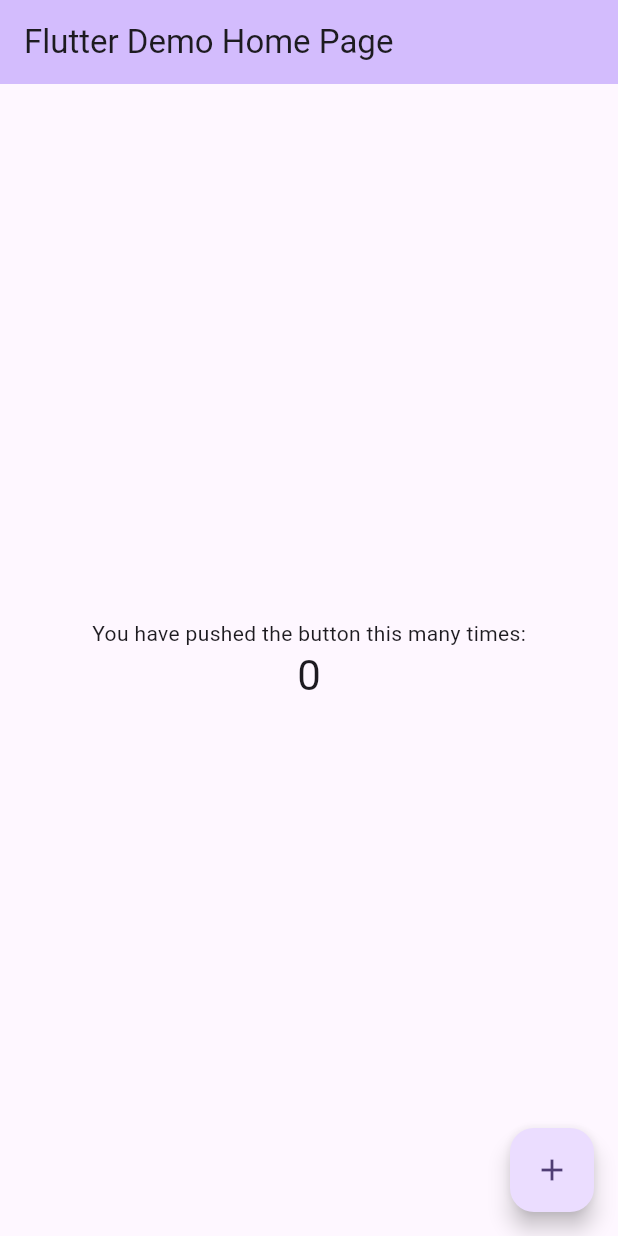
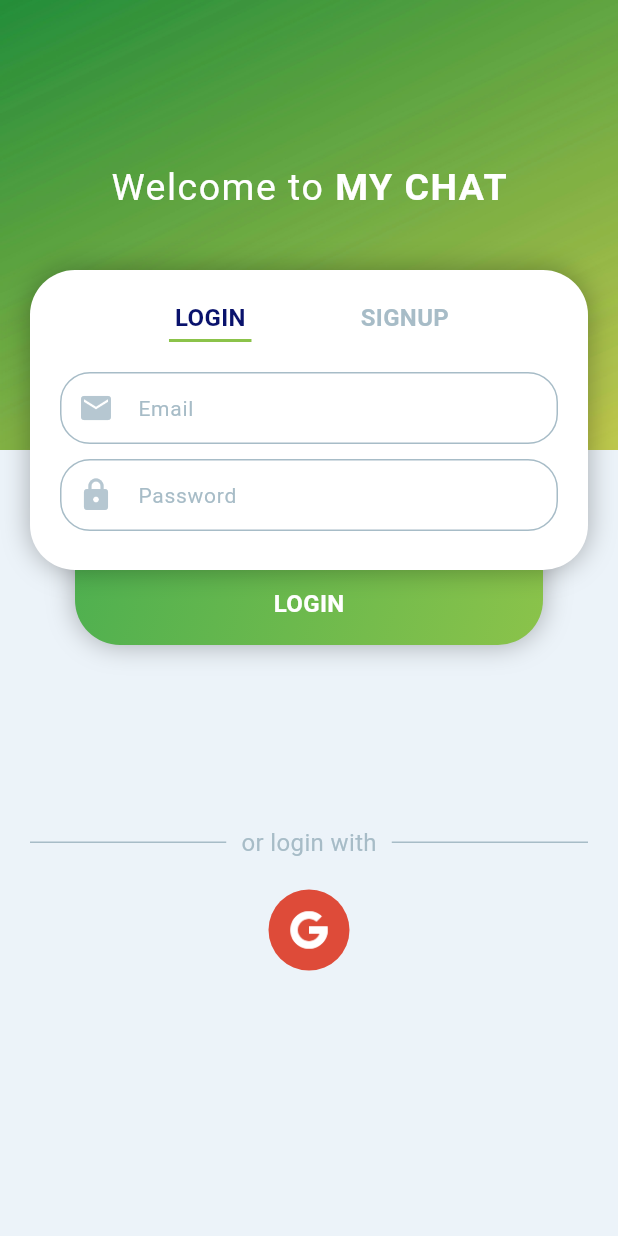
Before and after one commit to woojump/chat_app, a Flutter app: the screen it shows after launch, on a phone screen of 412 x 824 dp. Run offline on Flutter 3.47's test engine with Material 3 defaults, Android fonts, the phone set to English and light mode, and no system bars.

Commit message:
Feat: 로그인 페이지 레이아웃 구현

```diff
--- /dev/null
+++ b/lib/config/palette.dart
@@ -0,0 +1,11 @@
+import 'package:flutter/painting.dart';
+
+class Palette {
+  static const Color iconColor = Color(0xFFB6C7D1);
+  static const Color activeColor = Color(0xFF09126C);
+  static const Color textColor1 = Color(0XFFA7BCC7);
+  static const Color textColor2 = Color(0XFF9BB3C0);
+  static const Color facebookColor = Color(0xFF3B5999);
+  static const Color googleColor = Color(0xFFDE4B39);
+  static const Color backgroundColor = Color(0xFFECF3F9);
+}
--- a/lib/main.dart
+++ b/lib/main.dart
@@ -1,125 +1,16 @@
+import 'package:chat_app/screens/login_signup_screen.dart';
 import 'package:flutter/material.dart';
 
-void main() {
-  runApp(const MyApp());
-}
+void main() => runApp(const MyApp());
 
 class MyApp extends StatelessWidget {
   const MyApp({super.key});
 
-  // This widget is the root of your application.
   @override
   Widget build(BuildContext context) {
-    return MaterialApp(
-      title: 'Flutter Demo',
-      theme: ThemeData(
-        // This is the theme of your application.
-        //
-        // TRY THIS: Try running your application with "flutter run". You'll see
-        // the application has a purple toolbar. Then, without quitting the app,
-        // try changing the seedColor in the colorScheme below to Colors.green
-        // and then invoke "hot reload" (save your changes or press the "hot
-        // reload" button in a Flutter-supported IDE, or press "r" if you used
-        // the command line to start the app).
-        //
-        // Notice that the counter didn't reset back to zero; the application
-        // state is not lost during the reload. To reset the state, use hot
-        // restart instead.
-        //
-        // This works for code too, not just values: Most code changes can be
-        // tested with just a hot reload.
-        colorScheme: ColorScheme.fromSeed(seedColor: Colors.deepPurple),
-        useMaterial3: true,
-      ),
-      home: const MyHomePage(title: 'Flutter Demo Home Page'),
+    return const MaterialApp(
+      title: 'Chat app',
+      home: LoginSignupScreen(),
     );
   }
 }
-
-class MyHomePage extends StatefulWidget {
-  const MyHomePage({super.key, required this.title});
-
-  // This widget is the home page of your application. It is stateful, meaning
-  // that it has a State object (defined below) that contains fields that affect
-  // how it looks.
-
-  // This class is the configuration for the state. It holds the values (in this
-  // case the title) provided by the parent (in this case the App widget) and
-  // used by the build method of the State. Fields in a Widget subclass are
-  // always marked "final".
-
-  final String title;
-
-  @override
-  State<MyHomePage> createState() => _MyHomePageState();
-}
-
-class _MyHomePageState extends State<MyHomePage> {
-  int _counter = 0;
-
-  void _incrementCounter() {
-    setState(() {
-      // This call to setState tells the Flutter framework that something has
-      // changed in this State, which causes it to rerun the build method below
-      // so that the display can reflect the updated values. If we changed
-      // _counter without calling setState(), then the build method would not be
-      // called again, and so nothing would appear to happen.
-      _counter++;
-    });
-  }
-
-  @override
-  Widget build(BuildContext context) {
-    // This method is rerun every time setState is called, for instance as done
-    // by the _incrementCounter method above.
-    //
-    // The Flutter framework has been optimized to make rerunning build methods
-    // fast, so that you can just rebuild anything that needs updating rather
-    // than having to individually change instances of widgets.
-    return Scaffold(
-      appBar: AppBar(
-        // TRY THIS: Try changing the color here to a specific color (to
-        // Colors.amber, perhaps?) and trigger a hot reload to see the AppBar
-        // change color while the other colors stay the same.
-        backgroundColor: Theme.of(context).colorScheme.inversePrimary,
-        // Here we take the value from the MyHomePage object that was created by
-        // the App.build method, and use it to set our appbar title.
-        title: Text(widget.title),
-      ),
-      body: Center(
-        // Center is a layout widget. It takes a single child and positions it
-        // in the middle of the parent.
-        child: Column(
-          // Column is also a layout widget. It takes a list of children and
-          // arranges them vertically. By default, it sizes itself to fit its
-          // children horizontally, and tries to be as tall as its parent.
-          //
-          // Column has various properties to control how it sizes itself and
-          // how it positions its children. Here we use mainAxisAlignment to
-          // center the children vertically; the main axis here is the vertical
-          // axis because Columns are vertical (the cross axis would be
-          // horizontal).
-          //
-          // TRY THIS: Invoke "debug painting" (choose the "Toggle Debug Paint"
-          // action in the IDE, or press "p" in the console), to see the
-          // wireframe for each widget.
-          mainAxisAlignment: MainAxisAlignment.center,
-          children: <Widget>[
-            const Text(
-              'You have pushed the button this many times:',
-            ),
-            Text(
-              '$_counter',
-              style: Theme.of(context).textTheme.headlineMedium,
-            ),
-          ],
-        ),
-      ),
-      floatingActionButton: FloatingActionButton(
-        onPressed: _incrementCounter,
-        tooltip: 'Increment',
-        child: const Icon(Icons.add),
-      ), // This trailing comma makes auto-formatting nicer for build methods.
-    );
-  }
-}
--- /dev/null
+++ b/lib/screens/login_signup_screen.dart
@@ -0,0 +1,398 @@
+import 'package:chat_app/config/palette.dart';
+import 'package:flutter/material.dart';
+
+class LoginSignupScreen extends StatefulWidget {
+  const LoginSignupScreen({super.key});
+
+  @override
+  State<LoginSignupScreen> createState() => _LoginSignupScreenState();
+}
+
+class _LoginSignupScreenState extends State<LoginSignupScreen> {
+  bool isSignupScreen = false;
+
+  @override
+  Widget build(BuildContext context) {
+    return Scaffold(
+      backgroundColor: Palette.backgroundColor,
+      body: Stack(
+        children: [
+          Positioned(
+            top: 0.0,
+            left: 0.0,
+            right: 0.0,
+            child: Container(
+              height: 300.0,
+              padding: const EdgeInsets.only(bottom: 50.0),
+              decoration: const BoxDecoration(
+                image: DecorationImage(
+                  image: AssetImage('assets/background.jpeg'),
+                  fit: BoxFit.fill,
+                ),
+              ),
+              child: Center(
+                child: RichText(
+                  text: const TextSpan(
+                    text: 'Welcome to ',
+                    style: TextStyle(
+                      letterSpacing: 1.0,
+                      fontSize: 25.0,
+                      color: Colors.white,
+                    ),
+                    children: [
+                      TextSpan(
+                        text: 'MY CHAT',
+                        style: TextStyle(
+                          letterSpacing: 1.0,
+                          fontSize: 25.0,
+                          color: Colors.white,
+                          fontWeight: FontWeight.bold,
+                        ),
+                      ),
+                    ],
+                  ),
+                ),
+              ),
+            ),
+          ),
+          AnimatedPositioned(
+            duration: const Duration(milliseconds: 200),
+            curve: Curves.easeIn,
+            top: isSignupScreen ? 390.0 : 330.0,
+            left: 0.0,
+            right: 0.0,
+            child: Center(
+              child: Container(
+                padding: const EdgeInsets.only(top: 45.0),
+                height: 100.0,
+                width: MediaQuery.of(context).size.width - 100,
+                decoration: BoxDecoration(
+                  gradient: const LinearGradient(
+                    colors: [
+                      Colors.green,
+                      Colors.lightGreen,
+                    ],
+                    begin: Alignment.topLeft,
+                    end: Alignment.bottomRight,
+                  ),
+                  borderRadius: BorderRadius.circular(30.0),
+                  boxShadow: [
+                    BoxShadow(
+                      color: Colors.black.withOpacity(0.3),
+                      blurRadius: 15.0,
+                    ),
+                  ],
+                ),
+                child: Center(
+                  child: Text(
+                    isSignupScreen ? 'SIGN UP' : 'LOGIN',
+                    style: const TextStyle(
+                      fontSize: 16.0,
+                      fontWeight: FontWeight.bold,
+                      color: Colors.white,
+                    ),
+                  ),
+                ),
+              ),
+            ),
+          ),
+          AnimatedPositioned(
+            duration: const Duration(milliseconds: 200),
+            curve: Curves.easeIn,
+            top: 180.0,
+            child: AnimatedContainer(
+              duration: const Duration(milliseconds: 200),
+              curve: Curves.easeIn,
+              padding: const EdgeInsets.all(20.0),
+              height: isSignupScreen ? 260.0 : 200.0,
+              width: MediaQuery.of(context).size.width - 40,
+              margin: const EdgeInsets.symmetric(horizontal: 20.0),
+              decoration: BoxDecoration(
+                color: Colors.white,
+                borderRadius: BorderRadius.circular(30.0),
+                boxShadow: [
+                  BoxShadow(
+                    color: Colors.black.withOpacity(0.3),
+                    blurRadius: 15.0,
+                  ),
+                ],
+              ),
+              child: Column(
+                children: [
+                  Row(
+                    mainAxisAlignment: MainAxisAlignment.spaceEvenly,
+                    children: [
+                      GestureDetector(
+                        onTap: () {
+                          setState(() {
+                            isSignupScreen = false;
+                          });
+                        },
+                        child: Column(
+                          children: [
+                            Text(
+                              'LOGIN',
+                              style: TextStyle(
+                                fontSize: 16.0,
+                                fontWeight: FontWeight.bold,
+                                color: !isSignupScreen
+                                    ? Palette.activeColor
+                                    : Palette.textColor1,
+                              ),
+                            ),
+                            Container(
+                              margin: const EdgeInsets.only(top: 3.0),
+                              height: 2.0,
+                              width: 55.0,
+                              color: !isSignupScreen
+                                  ? Colors.lightGreen
+                                  : Colors.lightGreen.withOpacity(0.0),
+                            ),
+                          ],
+                        ),
+                      ),
+                      GestureDetector(
+                        onTap: () {
+                          setState(() {
+                            isSignupScreen = true;
+                          });
+                        },
+                        child: Column(
+                          children: [
+                            Text(
+                              'SIGNUP',
+                              style: TextStyle(
+                                fontSize: 16.0,
+                                fontWeight: FontWeight.bold,
+                                color: isSignupScreen
+                                    ? Palette.activeColor
+                                    : Palette.textColor1,
+                              ),
+                            ),
+                            Container(
+                              margin: const EdgeInsets.only(top: 3.0),
+                              height: 2.0,
+                              width: 55.0,
+                              color: isSignupScreen
+                                  ? Colors.lightGreen
+                                  : Colors.lightGreen.withOpacity(0.0),
+                            ),
+                          ],
+                        ),
+                      ),
+                    ],
+                  ),
+                  if (!isSignupScreen)
+                    Container(
+                      margin: const EdgeInsets.only(top: 20.0),
+                      child: Form(
+                        child: Column(
+                          children: [
+                            TextFormField(
+                              decoration: InputDecoration(
+                                prefixIcon: const Icon(
+                                  Icons.email,
+                                  color: Palette.iconColor,
+                                ),
+                                enabledBorder: OutlineInputBorder(
+                                  borderSide: const BorderSide(
+                                    color: Palette.textColor1,
+                                  ),
+                                  borderRadius: BorderRadius.circular(20.0),
+                                ),
+                                focusedBorder: OutlineInputBorder(
+                                  borderSide: const BorderSide(
+                                    color: Palette.textColor1,
+                                  ),
+                                  borderRadius: BorderRadius.circular(20.0),
+                                ),
+                                hintText: 'Email',
+                                hintStyle: const TextStyle(
+                                  fontSize: 14.0,
+                                  color: Palette.textColor1,
+                                ),
+                                contentPadding: const EdgeInsets.all(10.0),
+                              ),
+                            ),
+                            const SizedBox(
+                              height: 10.0,
+                            ),
+                            TextFormField(
+                              decoration: InputDecoration(
+                                prefixIcon: const Icon(
+                                  Icons.lock,
+                                  color: Palette.iconColor,
+                                ),
+                                enabledBorder: OutlineInputBorder(
+                                  borderSide: const BorderSide(
+                                    color: Palette.textColor1,
+                                  ),
+                                  borderRadius: BorderRadius.circular(20.0),
+                                ),
+                                focusedBorder: OutlineInputBorder(
+                                  borderSide: const BorderSide(
+                                    color: Palette.textColor1,
+                                  ),
+                                  borderRadius: BorderRadius.circular(20.0),
+                                ),
+                                hintText: 'Password',
+                                hintStyle: const TextStyle(
+                                  fontSize: 14.0,
+                                  color: Palette.textColor1,
+                                ),
+                                contentPadding: const EdgeInsets.all(10.0),
+                              ),
+                            ),
+                          ],
+                        ),
+                      ),
+                    ),
+                  if (isSignupScreen)
+                    Container(
+                      margin: const EdgeInsets.only(top: 20.0),
+                      child: Form(
+                        child: Column(
+                          children: [
+                            TextFormField(
+                              decoration: InputDecoration(
+                                prefixIcon: const Icon(
+                                  Icons.account_circle,
+                                  color: Palette.iconColor,
+                                ),
+                                enabledBorder: OutlineInputBorder(
+                                  borderSide: const BorderSide(
+                                    color: Palette.textColor1,
+                                  ),
+                                  borderRadius: BorderRadius.circular(20.0),
+                                ),
+                                focusedBorder: OutlineInputBorder(
+                                  borderSide: const BorderSide(
+                                    color: Palette.textColor1,
+                                  ),
+                                  borderRadius: BorderRadius.circular(20.0),
+                                ),
+                                hintText: 'Username',
+                                hintStyle: const TextStyle(
+                                  fontSize: 14.0,
+                                  color: Palette.textColor1,
+                                ),
+                                contentPadding: const EdgeInsets.all(10.0),
+                              ),
+                            ),
+                            const SizedBox(
+                              height: 10.0,
+                            ),
+                            TextFormField(
+                              decoration: InputDecoration(
+                                prefixIcon: const Icon(
+                                  Icons.email,
+                                  color: Palette.iconColor,
+                                ),
+                                enabledBorder: OutlineInputBorder(
+                                  borderSide: const BorderSide(
+                                    color: Palette.textColor1,
+                                  ),
+                                  borderRadius: BorderRadius.circular(20.0),
+                                ),
+                                focusedBorder: OutlineInputBorder(
+                                  borderSide: const BorderSide(
+                                    color: Palette.textColor1,
+                                  ),
+                                  borderRadius: BorderRadius.circular(20.0),
+                                ),
+                                hintText: 'Email',
+                                hintStyle: const TextStyle(
+                                  fontSize: 14.0,
+                                  color: Palette.textColor1,
+                                ),
+                                contentPadding: const EdgeInsets.all(10.0),
+                              ),
+                            ),
+                            const SizedBox(
+                              height: 10.0,
+                            ),
+                            TextFormField(
+                              decoration: InputDecoration(
+                                prefixIcon: const Icon(
+                                  Icons.lock,
+                                  color: Palette.iconColor,
+                                ),
+                                enabledBorder: OutlineInputBorder(
+                                  borderSide: const BorderSide(
+                                    color: Palette.textColor1,
+                                  ),
+                                  borderRadius: BorderRadius.circular(20.0),
+                                ),
+                                focusedBorder: OutlineInputBorder(
+                                  borderSide: const BorderSide(
+                                    color: Palette.textColor1,
+                                  ),
+                                  borderRadius: BorderRadius.circular(20.0),
+                                ),
+                                hintText: 'Password',
+                                hintStyle: const TextStyle(
+                                  fontSize: 14.0,
+                                  color: Palette.textColor1,
+                                ),
+                                contentPadding: const EdgeInsets.all(10.0),
+                              ),
+                            ),
+                          ],
+                        ),
+                      ),
+                    ),
+                ],
+              ),
+            ),
+          ),
+          Positioned(
+            top: 550.0,
+            left: 0.0,
+            right: 0.0,
+            child: Column(
+              children: [
+                Stack(
+                  alignment: Alignment.center,
+                  children: [
+                    Container(
+                      height: 1.0,
+                      width: MediaQuery.of(context).size.width - 40,
+                      color: Palette.textColor1,
+                    ),
+                    Container(
+                      padding: const EdgeInsets.symmetric(horizontal: 10.0),
+                      color: Palette.backgroundColor,
+                      child: Text(
+                        isSignupScreen ? 'or sign up with' : 'or login with',
+                        style: const TextStyle(
+                          fontSize: 16.0,
+                          color: Palette.textColor1,
+                        ),
+                      ),
+                    ),
+                  ],
+                ),
+                const SizedBox(
+                  height: 20.0,
+                ),
+                Container(
+                  padding: const EdgeInsets.all(12.0),
+                  decoration: BoxDecoration(
+                    borderRadius: BorderRadius.circular(30.0),
+                    color: Palette.googleColor,
+                  ),
+                  child: Image.asset(
+                    'assets/icon_google.png',
+                    color: Colors.white,
+                    height: 30.0,
+                    width: 30.0,
+                  ),
+                ),
+              ],
+            ),
+          ),
+        ],
+      ),
+    );
+  }
+}
```
Also changed, not shown: pubspec.yaml (+4 -7 lines), assets/background.jpeg (added), assets/icon_google.png (added).
